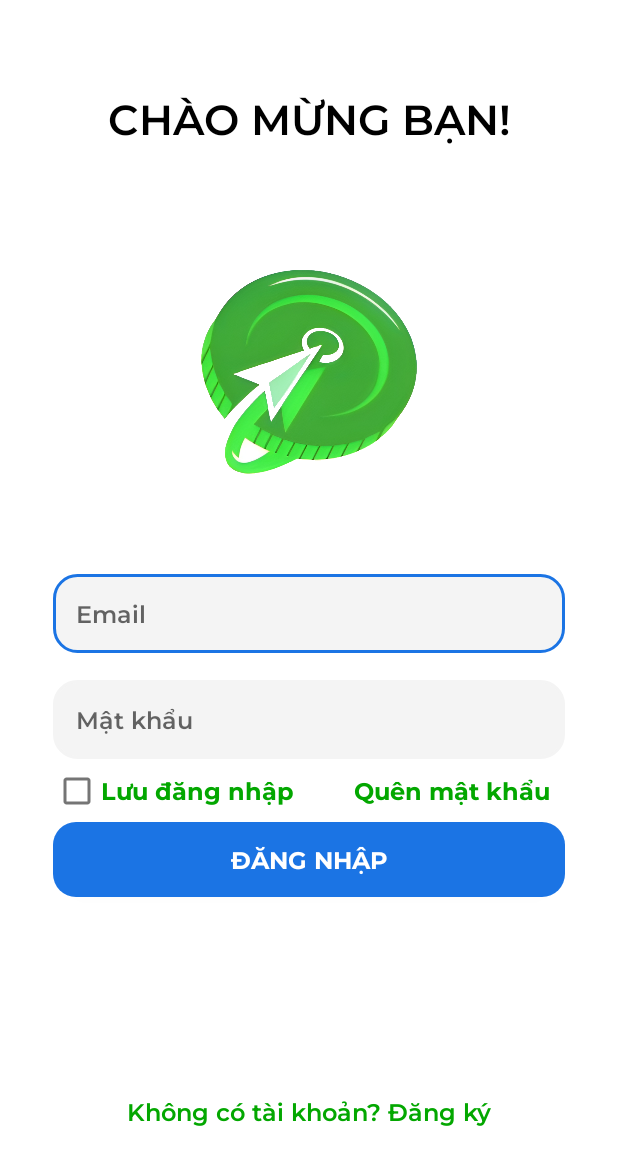
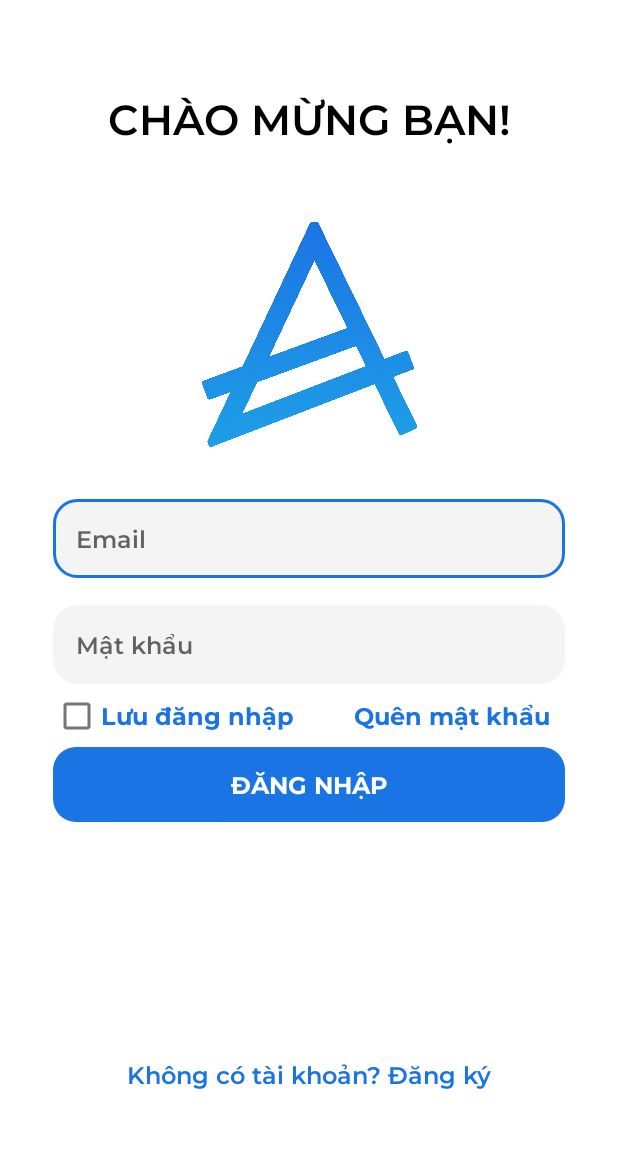
Before and after one commit to simoney199/AppAndroid, an Android app: the screen it shows after launch (Login), on a phone screen of 412 x 824 dp. Shown: the top 1165 px of the screen. Run offline under Robolectric (Android 15) with nearby library versions, the phone set to English and light mode, and no system bars; our stand-ins replace Firebase (no records; nobody signed in at launch, a user with empty details on screens opened directly).

Commit message:
Adjust login, forgot password, and registration interfaces

```diff
--- /dev/null
+++ b/app/src/main/res/drawable/custom_fab_background.xml
@@ -0,0 +1,5 @@
+<shape xmlns:android="http://schemas.android.com/apk/res/android"
+    android:shape="rectangle">
+    <solid android:color="@color/brand_primary" />
+    <corners android:radius="8dp" />
+</shape>
--- /dev/null
+++ b/app/src/main/res/drawable/divider_icon.xml
@@ -0,0 +1,5 @@
+<!-- res/drawable/divider_icon.xml -->
+<shape xmlns:android="http://schemas.android.com/apk/res/android">
+    <size android:height="1dp" />
+    <solid android:color="#CCCCCC" />
+</shape>
--- a/app/src/main/res/layout/activity_forgot_password_successfullly.xml
+++ b/app/src/main/res/layout/activity_forgot_password_successfullly.xml
@@ -8,7 +8,7 @@
         android:id="@+id/logo_forgotpass"
         android:layout_width="200dp"
         android:layout_height="200dp"
-        android:src="@drawable/logo"
+        android:src="@drawable/send_email"
         app:layout_constraintTop_toTopOf="parent"
         app:layout_constraintLeft_toLeftOf="parent"
         app:layout_constraintRight_toRightOf="parent"
@@ -58,6 +58,6 @@
         app:layout_constraintRight_toRightOf="parent"
         android:layout_marginHorizontal="42dp"
         android:layout_marginTop="29dp"
-        android:backgroundTint="@color/green" />
+        android:backgroundTint="@color/brand_primary" />
 
 </androidx.constraintlayout.widget.ConstraintLayout>
--- a/app/src/main/res/layout/activity_login.xml
+++ b/app/src/main/res/layout/activity_login.xml
@@ -21,11 +21,11 @@
        />
 
     <ImageView
-        android:layout_width="200dp"
-        android:layout_height="200dp"
+        android:layout_width="150dp"
+        android:layout_height="150dp"
         android:id="@+id/logo"
         android:layout_marginTop="50dp"
-        android:src="@drawable/logo"
+        android:src="@drawable/brand_logo"
         app:layout_constraintTop_toBottomOf="@+id/welcome"
         app:layout_constraintLeft_toLeftOf="parent"
         app:layout_constraintRight_toRightOf="parent" />
@@ -86,7 +86,7 @@
         android:layout_width="wrap_content"
         android:layout_height="wrap_content"
         android:id="@+id/forgot_password"
-        android:textColor="@color/green"
+        android:textColor="@color/brand_primary"
         android:fontFamily="@font/montserrat_bold"
         android:text="@string/forgot_password"
         android:textSize="16sp"
@@ -156,7 +156,7 @@
         android:text="@string/signup"
         android:fontFamily="@font/montserrat_semibold"
         android:textSize="16sp"
-        android:textColor="@color/green"
+        android:textColor="@color/brand_primary"
         android:padding="10dp"
         app:layout_constraintTop_toBottomOf="@id/or"
         app:layout_constraintLeft_toLeftOf="parent"
@@ -171,7 +171,7 @@
         android:layout_height="wrap_content"
         android:text="Lưu đăng nhập"
         android:textSize="16sp"
-        android:textColor="@color/green"
+        android:textColor="@color/brand_primary"
         android:fontFamily="@font/montserrat_bold"
         app:layout_constraintTop_toBottomOf="@+id/login_password"
         app:layout_constraintLeft_toLeftOf="parent"
--- a/app/src/main/res/layout/activity_navigation.xml
+++ b/app/src/main/res/layout/activity_navigation.xml
@@ -39,13 +39,14 @@
 
         <com.google.android.material.floatingactionbutton.FloatingActionButton
             android:layout_width="wrap_content"
+            android:contentDescription="add_transaction"
             android:layout_height="wrap_content"
-            android:src="@drawable/add"
+            android:src="@drawable/add_transaction"
             app:layout_anchor="@id/bottomAppBar"
             app:backgroundTint="@color/brand_primary"
             app:maxImageSize="30dp"
             app:borderWidth="0dp"
-            android:id="@+id/addNewTransaction"/>
+            android:id="@+id/addNewTransaction" />
 
     </androidx.coordinatorlayout.widget.CoordinatorLayout>
 </androidx.constraintlayout.widget.ConstraintLayout>
--- a/app/src/main/res/layout/activity_register.xml
+++ b/app/src/main/res/layout/activity_register.xml
@@ -9,6 +9,7 @@
 
     <ImageButton
         android:id="@+id/btn_backtologin"
+        android:contentDescription="Button_back"
         android:layout_width="50dp"
         android:layout_height="50dp"
         android:padding="10dp"
@@ -118,7 +119,7 @@
         android:layout_width="match_parent"
         android:layout_height="wrap_content"
         android:layout_marginHorizontal="35dp"
-        android:backgroundTint="@color/green"
+        android:backgroundTint="@color/brand_primary"
         android:padding="15dp"
         android:text="@string/register"
         android:textSize="16sp"
@@ -174,7 +175,7 @@
         android:text="@string/signin"
         android:fontFamily="@font/montserrat_semibold"
         android:textSize="16sp"
-        android:textColor="@color/green"
+        android:textColor="@color/brand_primary"
         android:padding="10dp"
         app:layout_constraintTop_toBottomOf="@id/or"
         app:layout_constraintLeft_toLeftOf="parent"
--- a/app/src/main/res/values/strings.xml
+++ b/app/src/main/res/values/strings.xml
@@ -1,5 +1,5 @@
 <resources>
-    <string name="app_name">Budget Buddy</string>
+    <string name="app_name">Affordly</string>
     <string name="welcome">CHÀO MỪNG BẠN!</string>
     <string name="email">Email</string>
     <string name="password">Mật khẩu</string>
```
Also changed, not shown: app/src/main/res/drawable/email_button_background.xml (added, +14 -0 lines), app/src/main/res/drawable/facebook_button_background.xml (added, +14 -0 lines), app/src/main/res/layout/activity_splash.xml (+4 -3 lines), app/src/main/res/drawable/add_transaction.png (added), app/src/main/res/drawable/brand_logo.png (added), app/src/main/res/drawable/send_email.png (added).
